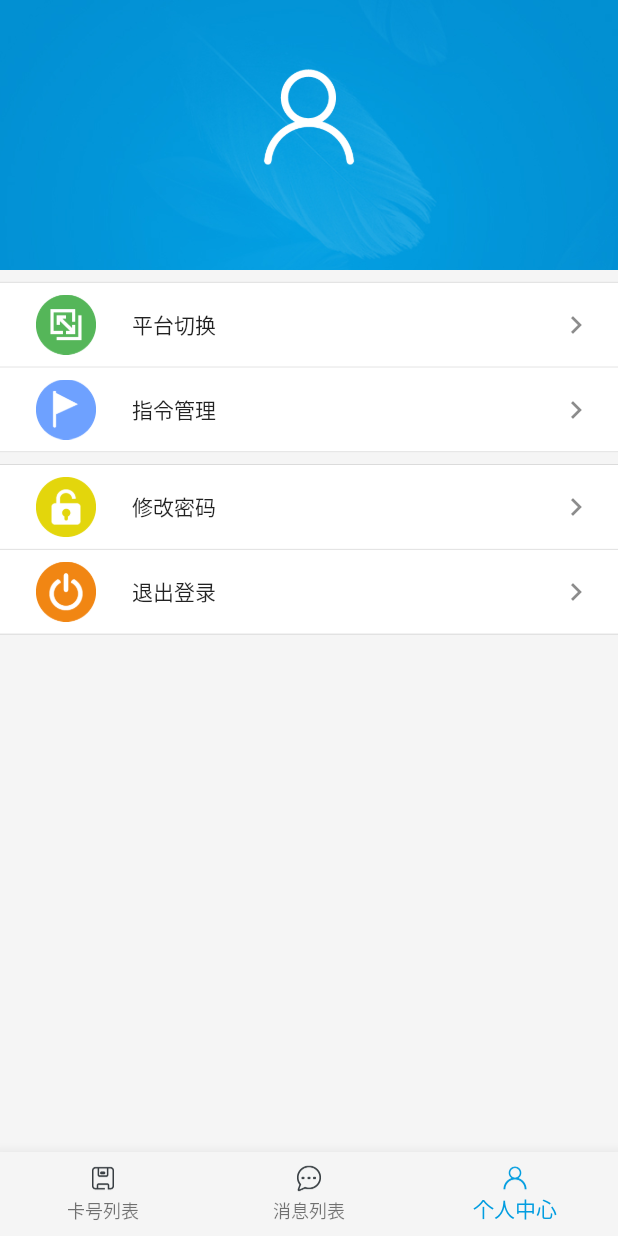
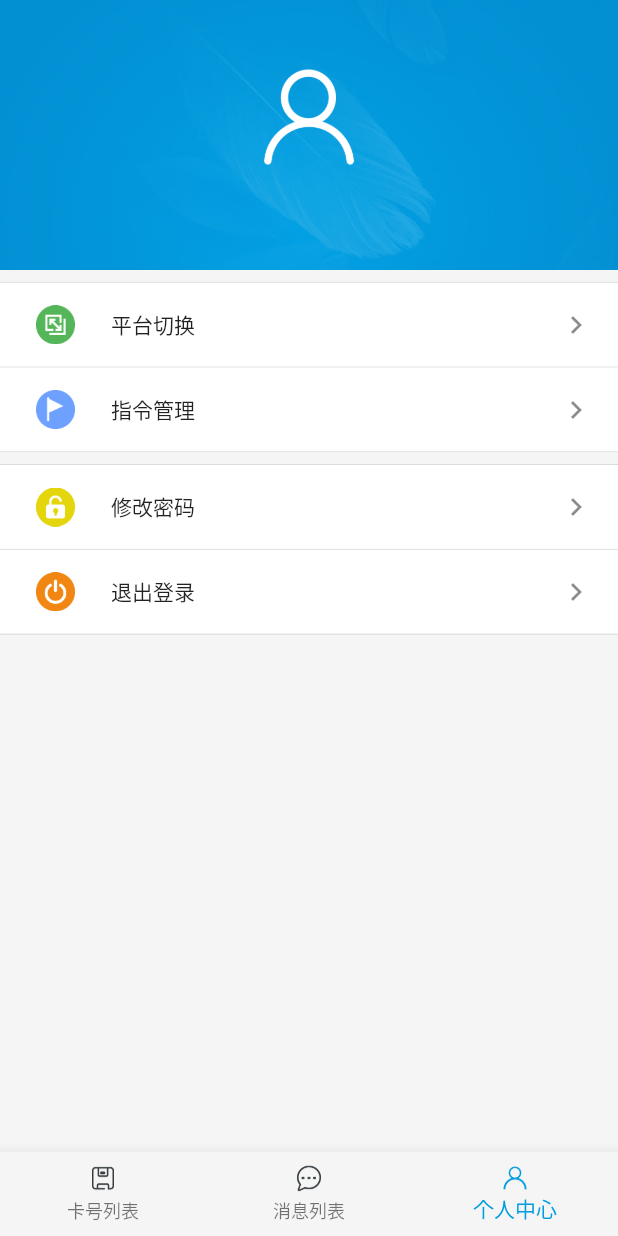
Before and after one commit to asmh1989/flutter_message, a Flutter app: the HomePage screen opened by its route, item 3 of the bottom bar chosen, on a phone screen of 412 x 824 dp. Run offline on Flutter 3.47's test engine with Material 2 defaults, Android fonts, the phone set to English and light mode, and no system bars; our stand-ins replace fluttertoast, shared_preferences, sqflite; accounts and stored records are empty; network calls fail.

```diff
--- a/lib/pages/home.dart
+++ b/lib/pages/home.dart
@@ -81,6 +81,7 @@ class HomeState extends State<HomePage> {
       leading: new Padding(
           padding: EdgeInsets.all(8.0),
           child: new Image.asset(image,
+            height: 26.0,
           )),
       title: new Text(title, style: new TextStyle(fontSize: 14.0),),
       trailing: new Icon(Icons.navigate_next),
--- a/lib/pages/register.dart
+++ b/lib/pages/register.dart
@@ -70,7 +70,7 @@ class RegisterPageState extends State<RegisterPage> {
       'Unm': person.username,
       'Ver': person.phoneCode,
       'Npd': person.password_1,
-      'Upid': person.name,
+      'Upd': person.name,
       'Udep': person.department,
       'Ujob': person.jobNumber
     });
--- a/lib/pages/switchPlatform.dart
+++ b/lib/pages/switchPlatform.dart
@@ -95,7 +95,7 @@ class SwitchPlatformPageState extends State<SwitchPlatformPage> {
                     padding: EdgeInsets.all(8.0),
                     child: new Image.asset(item.eb == 2
                         ? ImageAssets.ic_off
-                        : ImageAssets.ic_on),
+                        : ImageAssets.ic_on,  height: 36.0,),
                   ),
                   title: new Text(item.name, style: new TextStyle(color:  item.eb == 2 ? Colors.grey :Colors.black),),
                   trailing: new Icon(Icons.navigate_next),
--- a/lib/pages/userManager.dart
+++ b/lib/pages/userManager.dart
@@ -51,7 +51,7 @@ class _FutureUserListState extends State<_FutureUserList>{
               child: new ListTile(
                 leading: new Padding(
                   padding: EdgeInsets.all(8.0),
-                  child: new Image.asset(_getImageName(item.enable)),
+                  child: new Image.asset(_getImageName(item.enable), height: 36.0,),
                 ),
                 title: new Text(item.upid, style: new TextStyle(color: item.enable == 1 ? Colors.black : Colors.grey),),
                 subtitle: new Text(item.unm),
```
Also changed, not shown: pubspec.lock, 1 other file.
